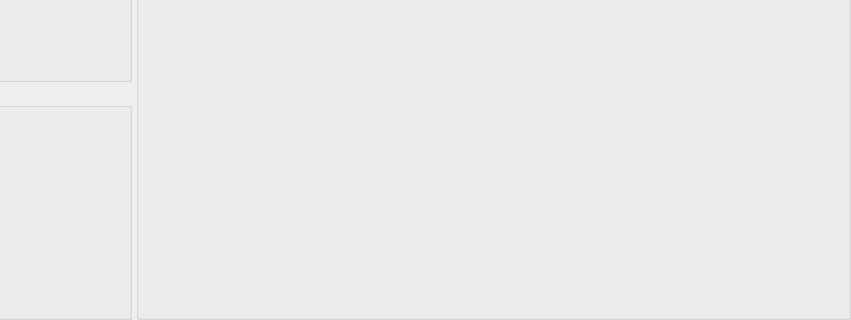
Above: Include/iqtswr/CSwissRangerAcquisitionDataViewComp.ui from ImagingTools/IAcf before the change; both pictures show x 124 to 975 and y 387 to 707 of the 975 by 707 pixel window. Below: the same form after it.
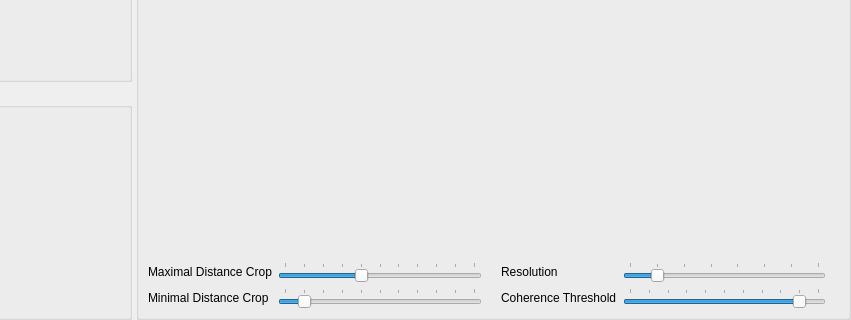
That is the form after the change.

Commit message: SwissRanger image view component extended.

```diff
--- a/Include/iqtswr/CSwissRangerAcquisitionDataViewComp.ui
+++ b/Include/iqtswr/CSwissRangerAcquisitionDataViewComp.ui
@@ -58,26 +58,200 @@
        </item>
       </layout>
      </widget>
-     <widget class="QGroupBox" name="DepthImageFrame3d" >
-      <property name="sizePolicy" >
-       <sizepolicy vsizetype="Preferred" hsizetype="Preferred" >
+     <widget class="QGroupBox" name="DepthImageFrame">
+      <property name="sizePolicy">
+       <sizepolicy hsizetype="Preferred" vsizetype="Preferred">
         <horstretch>2</horstretch>
         <verstretch>0</verstretch>
        </sizepolicy>
       </property>
-      <property name="title" >
+      <property name="title">
        <string>Distance (3D)</string>
       </property>
-      <layout class="QHBoxLayout" name="horizontalLayout_2" >
-       <property name="leftMargin" >
-        <number>0</number>
-       </property>
-       <property name="topMargin" >
-        <number>0</number>
-       </property>
-       <property name="rightMargin" >
-        <number>0</number>
-       </property>
+      <layout class="QVBoxLayout" name="verticalLayout_31">
+       <item>
+        <widget class="QFrame" name="DepthImageFrame3d">
+         <property name="sizePolicy">
+          <sizepolicy hsizetype="Preferred" vsizetype="Expanding">
+           <horstretch>0</horstretch>
+           <verstretch>0</verstretch>
+          </sizepolicy>
+         </property>
+         <property name="frameShape">
+          <enum>QFrame::NoFrame</enum>
+         </property>
+         <property name="frameShadow">
+          <enum>QFrame::Raised</enum>
+         </property>
+         <layout class="QVBoxLayout" name="verticalLayout_7"/>
+        </widget>
+       </item>
+       <item>
+        <layout class="QHBoxLayout" name="horizontalLayout_8">
+         <item>
+          <layout class="QVBoxLayout" name="verticalLayout_3">
+           <item>
+            <widget class="QLabel" name="label">
+             <property name="text">
+              <string>Maximal Distance Crop</string>
+             </property>
+            </widget>
+           </item>
+           <item>
+            <widget class="QLabel" name="label_5">
+             <property name="text">
+              <string>Minimal Distance Crop</string>
+             </property>
+            </widget>
+           </item>
+          </layout>
+         </item>
+         <item>
+          <layout class="QVBoxLayout" name="verticalLayout_4">
+           <item>
+            <widget class="QSlider" name="MaximalDistanceCropSlider">
+             <property name="maximum">
+              <number>100</number>
+             </property>
+             <property name="singleStep">
+              <number>1</number>
+             </property>
+             <property name="value">
+              <number>40</number>
+             </property>
+             <property name="orientation">
+              <enum>Qt::Horizontal</enum>
+             </property>
+             <property name="tickPosition">
+              <enum>QSlider::TicksAbove</enum>
+             </property>
+            </widget>
+           </item>
+           <item>
+            <widget class="QSlider" name="MinimalDistanceCropSlider">
+             <property name="maximum">
+              <number>100</number>
+             </property>
+             <property name="singleStep">
+              <number>1</number>
+             </property>
+             <property name="value">
+              <number>10</number>
+             </property>
+             <property name="orientation">
+              <enum>Qt::Horizontal</enum>
+             </property>
+             <property name="tickPosition">
+              <enum>QSlider::TicksAbove</enum>
+             </property>
+            </widget>
+           </item>
+          </layout>
+         </item>
+         <item>
+          <layout class="QVBoxLayout" name="verticalLayout_5">
+           <item>
+            <widget class="QLabel" name="MaximalDistanceCropLabel">
+             <property name="text">
+              <string/>
+             </property>
+            </widget>
+           </item>
+           <item>
+            <widget class="QLabel" name="MinimalDistanceCropLabel">
+             <property name="text">
+              <string/>
+             </property>
+            </widget>
+           </item>
+          </layout>
+         </item>
+         <item>
+          <layout class="QVBoxLayout" name="verticalLayout_10">
+           <item>
+            <widget class="QLabel" name="label_3">
+             <property name="text">
+              <string>Resolution</string>
+             </property>
+            </widget>
+           </item>
+           <item>
+            <widget class="QLabel" name="label_6">
+             <property name="text">
+              <string>Coherence Threshold</string>
+             </property>
+            </widget>
+           </item>
+          </layout>
+         </item>
+         <item>
+          <layout class="QVBoxLayout" name="verticalLayout_11">
+           <item>
+            <widget class="QSlider" name="ResolutionSlider">
+             <property name="minimum">
+              <number>1</number>
+             </property>
+             <property name="maximum">
+              <number>8</number>
+             </property>
+             <property name="pageStep">
+              <number>1</number>
+             </property>
+             <property name="value">
+              <number>2</number>
+             </property>
+             <property name="orientation">
+              <enum>Qt::Horizontal</enum>
+             </property>
+             <property name="tickPosition">
+              <enum>QSlider::TicksAbove</enum>
+             </property>
+            </widget>
+           </item>
+           <item>
+            <widget class="QSlider" name="CoherenceThresholdSlider">
+             <property name="minimum">
+              <number>0</number>
+             </property>
+             <property name="maximum">
+              <number>100</number>
+             </property>
+             <property name="pageStep">
+              <number>10</number>
+             </property>
+             <property name="value">
+              <number>90</number>
+             </property>
+             <property name="orientation">
+              <enum>Qt::Horizontal</enum>
+             </property>
+             <property name="tickPosition">
+              <enum>QSlider::TicksAbove</enum>
+             </property>
+            </widget>
+           </item>
+          </layout>
+         </item>
+         <item>
+          <layout class="QVBoxLayout" name="verticalLayout_12">
+           <item>
+            <widget class="QLabel" name="ResolutionLabel">
+             <property name="text">
+              <string/>
+             </property>
+            </widget>
+           </item>
+           <item>
+            <widget class="QLabel" name="CoherenceThresholdLabel">
+             <property name="text">
+              <string/>
+             </property>
+            </widget>
+           </item>
+          </layout>
+         </item>
+        </layout>
+       </item>
       </layout>
      </widget>
     </widget>
```
Left out of the diff: 43 changed lines with no effect on the pictures. The commit also changes 2 other files.
